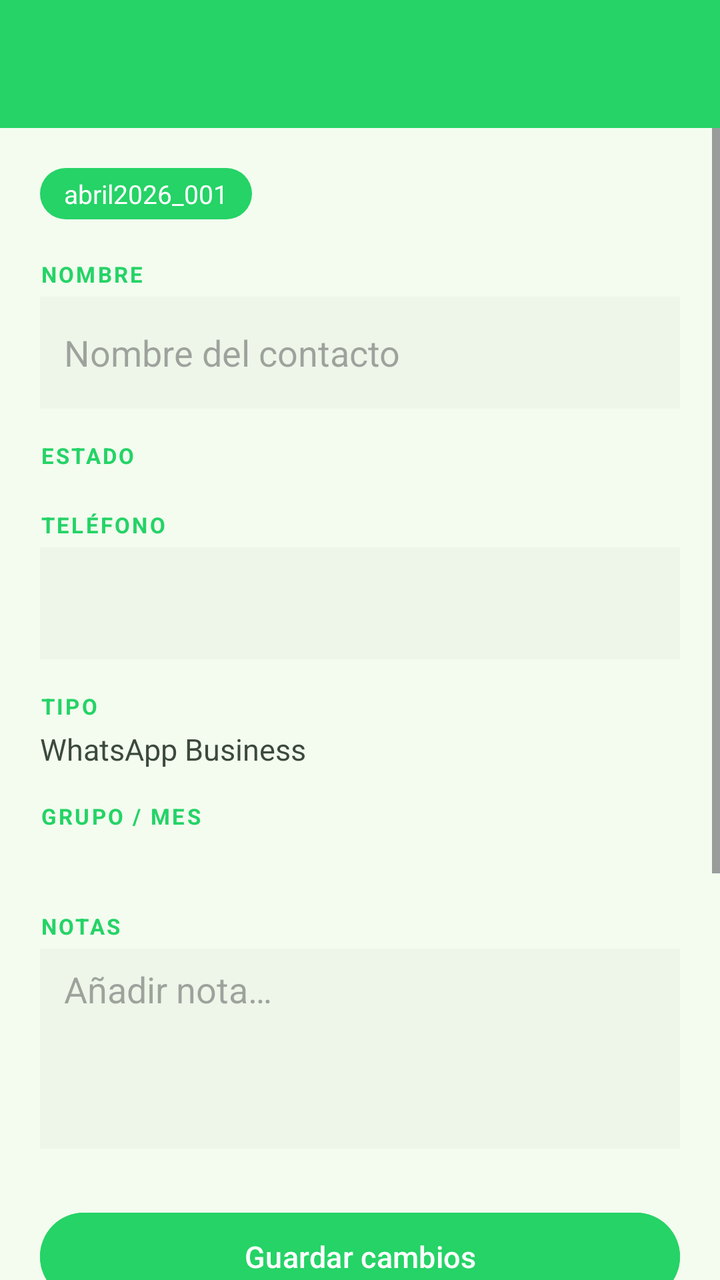
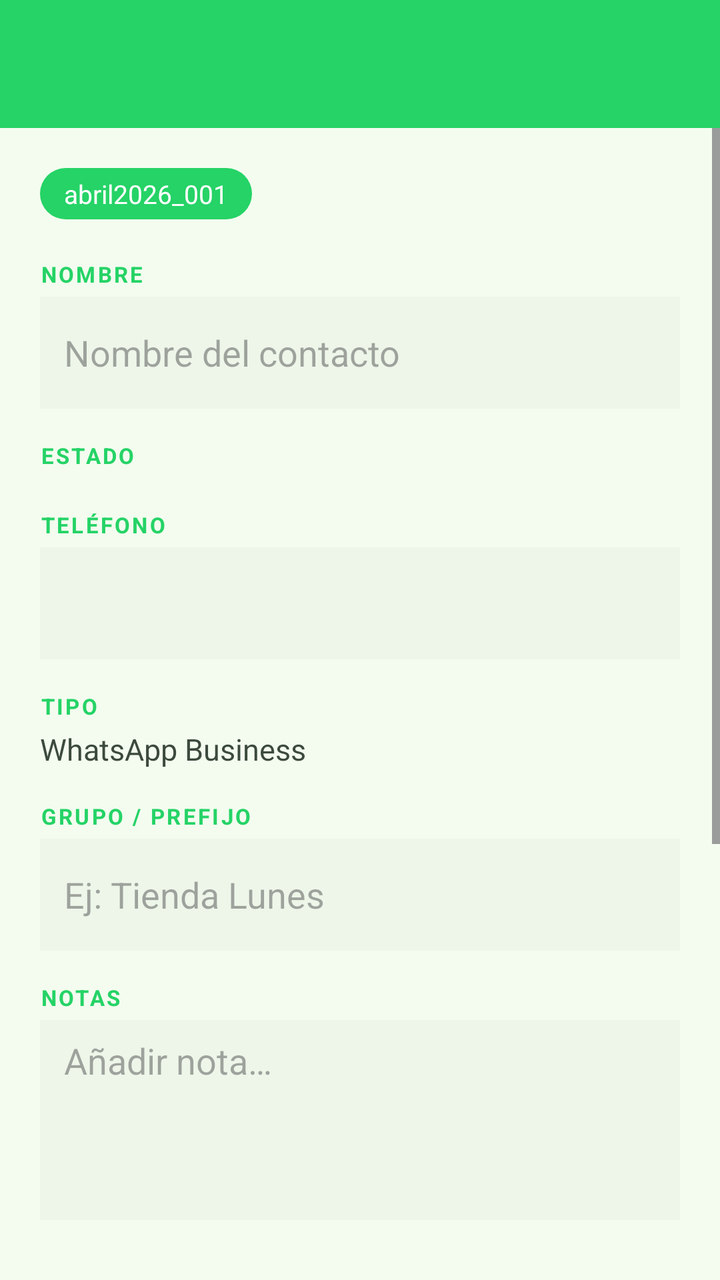

The first picture is an Android layout as it rendered before a commit; the second is the same layout after the commit. The layout source and the unified diff follow.
<!-- AndroidManifest.xml: application theme Theme.StyleAeternumCRM -->
<!-- res/layout/activity_contact_detail.xml -->
<?xml version="1.0" encoding="utf-8"?>
<androidx.coordinatorlayout.widget.CoordinatorLayout
    xmlns:android="http://schemas.android.com/apk/res/android"
    xmlns:app="http://schemas.android.com/apk/res-auto"
    android:layout_width="match_parent"
    android:layout_height="match_parent"
    android:background="@color/bg_surface">

    <com.google.android.material.appbar.AppBarLayout
        android:layout_width="match_parent"
        android:layout_height="wrap_content">
        <androidx.appcompat.widget.Toolbar
            android:id="@+id/toolbar"
            android:layout_width="match_parent"
            android:layout_height="?attr/actionBarSize"
            android:background="@color/wa_green"
            app:titleTextColor="@color/white"/>
    </com.google.android.material.appbar.AppBarLayout>

    <ScrollView
        android:layout_width="match_parent"
        android:layout_height="match_parent"
        app:layout_behavior="@string/appbar_scrolling_view_behavior">

        <LinearLayout
            android:layout_width="match_parent"
            android:layout_height="wrap_content"
            android:orientation="vertical"
            android:padding="20dp">

            
            <TextView
                android:id="@+id/tv_contact_id"
                android:layout_width="wrap_content"
                android:layout_height="wrap_content"
                android:text="abril2026_001"
                android:textSize="13sp"
                android:textColor="@color/white"
                android:background="@drawable/bg_badge"
                android:paddingHorizontal="12dp"
                android:paddingVertical="4dp"
                android:layout_marginBottom="20dp"/>

            
            <TextView
                android:layout_width="wrap_content"
                android:layout_height="wrap_content"
                android:text="NOMBRE"
                android:textSize="11sp"
                android:textStyle="bold"
                android:textColor="@color/wa_green"
                android:letterSpacing="0.1"
                android:layout_marginBottom="4dp"/>
            <EditText
                android:id="@+id/et_name"
                android:layout_width="match_parent"
                android:layout_height="56dp"
                android:hint="Nombre del contacto"
                android:background="@color/surface_container_low"
                android:paddingHorizontal="12dp"
                android:inputType="textPersonName"
                android:layout_marginBottom="16dp"/>

            
            <TextView
                android:layout_width="wrap_content"
                android:layout_height="wrap_content"
                android:text="ESTADO"
                android:textSize="11sp"
                android:textStyle="bold"
                android:textColor="@color/wa_green"
                android:letterSpacing="0.1"
                android:layout_marginBottom="4dp"/>
            <HorizontalScrollView
                android:layout_width="match_parent"
                android:layout_height="wrap_content"
                android:scrollbars="none"
                android:layout_marginBottom="16dp">
                <com.google.android.material.chip.ChipGroup
                    android:id="@+id/chip_group_status"
                    android:layout_width="wrap_content"
                    android:layout_height="wrap_content"
                    app:singleSelection="true"/>
            </HorizontalScrollView>

            
            <TextView
                android:layout_width="wrap_content"
                android:layout_height="wrap_content"
                android:text="TELÉFONO"
                android:textSize="11sp"
                android:textStyle="bold"
                android:textColor="@color/wa_green"
                android:letterSpacing="0.1"
                android:layout_marginBottom="4dp"/>
            <TextView
                android:id="@+id/tv_phone"
                android:layout_width="match_parent"
                android:layout_height="56dp"
                android:background="@color/surface_container_low"
                android:paddingHorizontal="12dp"
                android:gravity="center_vertical"
                android:textSize="18sp"
                android:textStyle="bold"
                android:textColor="@color/text_primary"
                android:layout_marginBottom="16dp"/>

            
            <TextView
                android:layout_width="wrap_content"
                android:layout_height="wrap_content"
                android:text="TIPO"
                android:textSize="11sp"
                android:textStyle="bold"
                android:textColor="@color/wa_green"
                android:letterSpacing="0.1"
                android:layout_marginBottom="4dp"/>
            <TextView
                android:id="@+id/tv_type"
                android:layout_width="match_parent"
                android:layout_height="wrap_content"
                android:text="WhatsApp Business"
                android:textSize="15sp"
                android:textColor="@color/text_secondary"
                android:layout_marginBottom="16dp"/>

            
            <TextView
                android:layout_width="wrap_content"
                android:layout_height="wrap_content"
                android:text="GRUPO / MES"
                android:textSize="11sp"
                android:textStyle="bold"
                android:textColor="@color/wa_green"
                android:letterSpacing="0.1"
                android:layout_marginBottom="4dp"/>
            <TextView
                android:id="@+id/tv_group"
                android:layout_width="match_parent"
                android:layout_height="wrap_content"
                android:textSize="15sp"
                android:textColor="@color/text_secondary"
                android:layout_marginBottom="16dp"/>

            
            <TextView
                android:layout_width="wrap_content"
                android:layout_height="wrap_content"
                android:text="NOTAS"
                android:textSize="11sp"
                android:textStyle="bold"
                android:textColor="@color/wa_green"
                android:letterSpacing="0.1"
                android:layout_marginBottom="4dp"/>
            <EditText
                android:id="@+id/et_notes"
                android:layout_width="match_parent"
                android:layout_height="100dp"
                android:hint="Añadir nota…"
                android:background="@color/surface_container_low"
                android:paddingHorizontal="12dp"
                android:paddingTop="8dp"
                android:inputType="textMultiLine"
                android:gravity="top"
                android:layout_marginBottom="28dp"/>

            
            <Button
                android:id="@+id/btn_save"
                android:layout_width="match_parent"
                android:layout_height="52dp"
                android:text="Guardar cambios"
                android:textAllCaps="false"
                android:textSize="15sp"
                android:backgroundTint="@color/wa_green"
                android:textColor="@color/white"
                android:layout_marginBottom="12dp"/>

            
            <Button
                android:id="@+id/btn_open_whatsapp"
                android:layout_width="match_parent"
                android:layout_height="56dp"
                android:text="Abrir en WhatsApp"
                android:textAllCaps="false"
                android:textSize="16sp"
                android:textStyle="bold"
                android:backgroundTint="@color/wa_green"
                android:textColor="@color/white"
                android:drawableStart="@drawable/ic_whatsapp"
                android:drawablePadding="8dp"
                android:layout_marginBottom="12dp"/>

            
            <Button
                android:id="@+id/btn_delete"
                android:layout_width="match_parent"
                android:layout_height="48dp"
                android:text="Eliminar contacto"
                android:textAllCaps="false"
                android:textSize="14sp"
                android:backgroundTint="@color/error_color"
                android:textColor="@color/white"
                android:layout_marginBottom="32dp"/>

            
            <TextView
                android:layout_width="wrap_content"
                android:layout_height="wrap_content"
                android:text="GESTIÓN DE PEDIDOS"
                android:textSize="12sp"
                android:textStyle="bold"
                android:textColor="@color/wa_green"
                android:layout_marginTop="32dp"
                android:layout_marginBottom="8dp" />

            <Button
                android:id="@+id/btn_agendar"
                android:layout_width="match_parent"
                android:layout_height="wrap_content"
                android:text="📅 Agendar Pedido"
                android:textColor="@color/white"
                android:backgroundTint="@color/wa_green" />

            <LinearLayout
                android:id="@+id/container_pedidos"
                android:layout_width="match_parent"
                android:layout_height="wrap_content"
                android:orientation="vertical"
                android:layout_marginTop="16dp">
                
            </LinearLayout>

        </LinearLayout>
    </ScrollView>

</androidx.coordinatorlayout.widget.CoordinatorLayout>
<!-- resources referenced by this layout -->
<resources>
  <color name="bg_surface">#f3fcef</color>
  <color name="error_color">#ba1a1a</color>
  <color name="surface_container_low">#edf6e9</color>
  <color name="text_primary">#151e16</color>
  <color name="text_secondary">#3c4a3d</color>
  <color name="wa_green">#25D366</color>
  <color name="white">#FFFFFF</color>
  <!-- drawable bg_badge (drawable) -->
  <?xml version="1.0" encoding="utf-8"?>
  <shape xmlns:android="http://schemas.android.com/apk/res/android"
      android:shape="rectangle">
      <solid android:color="@color/wa_green"/>
      <corners android:radius="50dp"/>
  </shape>
  <!-- drawable ic_whatsapp (drawable) -->
  <?xml version="1.0" encoding="utf-8"?>
  <vector xmlns:android="http://schemas.android.com/apk/res/android"
      android:width="48dp"
      android:height="48dp"
      android:viewportWidth="48"
      android:viewportHeight="48">
      <path android:fillColor="#25D366"
          android:pathData="M24,4C12.95,4 4,12.95 4,24C4,27.74 5.03,31.24 6.8,34.27L4,44L14.05,41.25C17,42.88 20.38,43.9 24,43.9C35.04,43.9 44,34.95 44,23.9C44,12.86 35.04,4 24,4ZM24,40C20.7,40 17.6,39.07 14.97,37.45L14.4,37.1L8.47,38.73L10.12,32.96L9.73,32.37C7.94,29.66 6.91,26.44 6.91,23C6.91,14.61 13.61,7.91 22,7.91C26.05,7.91 29.84,9.49 32.65,12.3C35.46,15.11 37.09,18.9 37.09,22.95C37.09,31.34 30.39,40 24,40ZM33.39,27.89C32.95,27.67 30.69,26.56 30.28,26.41C29.88,26.27 29.59,26.19 29.3,26.63C29.01,27.07 28.12,28.11 27.86,28.4C27.61,28.69 27.35,28.73 26.91,28.51C26.47,28.29 25.07,27.84 23.4,26.35C22.1,25.2 21.17,23.76 20.91,23.32C20.65,22.88 20.88,22.64 21.1,22.42C21.3,22.22 21.54,21.9 21.76,21.64C21.98,21.39 22.06,21.2 22.2,20.91C22.35,20.62 22.27,20.36 22.16,20.14C22.06,19.92 21.17,17.64 20.8,16.75C20.44,15.88 20.07,16 19.79,15.98C19.54,15.96 19.25,15.96 18.96,15.96C18.67,15.96 18.2,16.07 17.79,16.51C17.38,16.95 16.24,18.02 16.24,20.3C16.24,22.58 17.82,24.78 18.04,25.07C18.26,25.36 21.15,29.87 25.63,31.88C26.7,32.35 27.53,32.63 28.18,32.84C29.25,33.18 30.22,33.13 30.99,33.02C31.85,32.9 33.64,31.95 34.02,30.92C34.39,29.88 34.39,29 34.29,28.8C34.18,28.59 33.89,28.48 33.39,27.89Z"/>
  </vector>
  <style name="Theme.StyleAeternumCRM" parent="Theme.Material3.Light.NoActionBar">
          <item name="colorPrimary">@color/wa_green</item>
          <item name="colorPrimaryVariant">@color/wa_green_dark</item>
          <item name="colorOnPrimary">@color/white</item>
          <item name="android:windowBackground">@color/bg_surface</item>
          <item name="colorSurface">@color/bg_surface</item>
          <item name="colorOnSurface">@color/text_primary</item>
          <item name="android:statusBarColor">@color/wa_green_dark</item>
          
          <item name="android:popupMenuStyle">@style/PopupMenuStyle</item>
          <item name="popupMenuStyle">@style/PopupMenuStyle</item>
      </style>
  <color name="wa_green_dark">#006d2f</color>
  <style name="PopupMenuStyle" parent="Widget.AppCompat.PopupMenu">
          <item name="android:popupBackground">@color/white</item>
          <item name="android:textColor">@color/text_primary</item>
      </style>
</resources>

<!-- the commit's change to res/layout/activity_contact_detail.xml (unified diff, before → after) -->
@@ -128,18 +128,20 @@
             <TextView
                 android:layout_width="wrap_content"
                 android:layout_height="wrap_content"
-                android:text="GRUPO / MES"
-                android:textSize="11sp"
-                android:textStyle="bold"
-                android:textColor="@color/wa_green"
-                android:letterSpacing="0.1"
-                android:layout_marginBottom="4dp"/>
-            <TextView
-                android:id="@+id/tv_group"
-                android:layout_width="match_parent"
-                android:layout_height="wrap_content"
-                android:textSize="15sp"
-                android:textColor="@color/text_secondary"
+                android:text="GRUPO / PREFIJO"
+                android:textSize="11sp"
+                android:textStyle="bold"
+                android:textColor="@color/wa_green"
+                android:letterSpacing="0.1"
+                android:layout_marginBottom="4dp"/>
+            <EditText
+                android:id="@+id/et_group"
+                android:layout_width="match_parent"
+                android:layout_height="56dp"
+                android:hint="Ej: Tienda Lunes"
+                android:background="@color/surface_container_low"
+                android:paddingHorizontal="12dp"
+                android:inputType="text"
                 android:layout_marginBottom="16dp"/>
 
             
